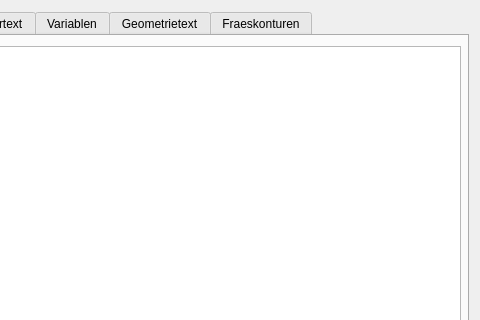
The window that Dialoge/dialog_programmlisten.ui (TischlerWilly/iwop) describes before a commit, drawn with Qt 5; both pictures show x 142 to 622 and y 0 to 320 of the 622 by 589 pixel window.
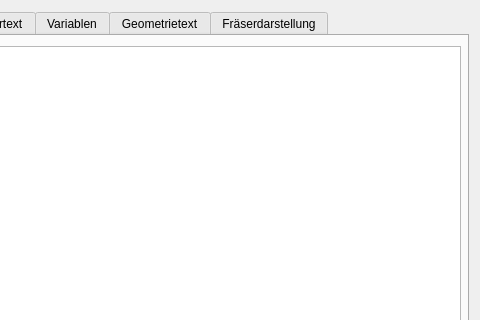
The same window after the commit.

Patch:
```diff
--- a/Dialoge/dialog_programmlisten.ui
+++ b/Dialoge/dialog_programmlisten.ui
@@ -120,7 +120,7 @@
    </widget>
    <widget class="QWidget" name="tab_5">
     <attribute name="title">
-     <string>Fraeskonturen</string>
+     <string>Fräserdarstellung</string>
     </attribute>
     <widget class="QPlainTextEdit" name="plainTextEdit_fkon">
      <property name="geometry">
```
